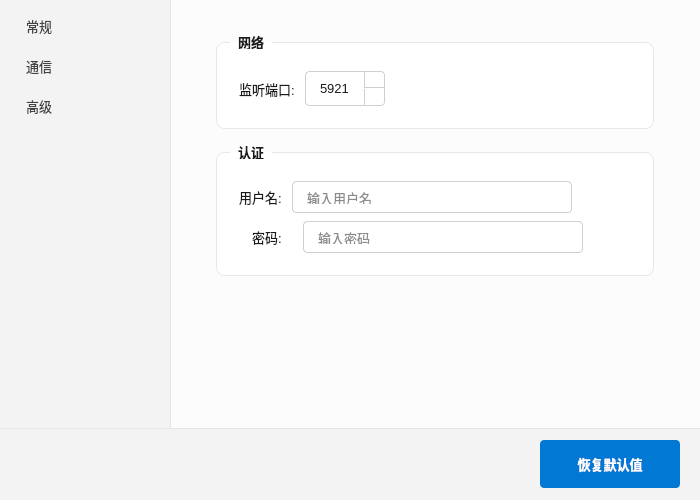
Old version of the form src/ui/settingsdialog.ui in the repository JiaYongChen/CrossRemoteDesktop.
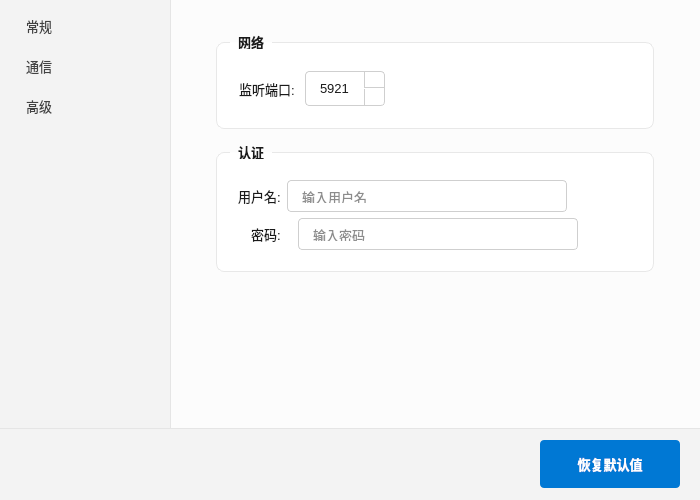
New version of the form. The open tabs and pages were chosen to show the change. Icons and pictures are not drawn.

Commit message: fix: 移除认证块 FormLayout 显式 margin，使用 QSS GroupBox 统一 padding

```diff
--- a/src/ui/settingsdialog.ui
+++ b/src/ui/settingsdialog.ui
@@ -702,24 +702,6 @@
                 <property name="labelAlignment">
                  <set>Qt::AlignRight|Qt::AlignTrailing|Qt::AlignVCenter</set>
                 </property>
-                <property name="horizontalSpacing">
-                 <number>10</number>
-                </property>
-                <property name="verticalSpacing">
-                 <number>8</number>
-                </property>
-                <property name="leftMargin">
-                 <number>10</number>
-                </property>
-                <property name="topMargin">
-                 <number>10</number>
-                </property>
-                <property name="rightMargin">
-                 <number>10</number>
-                </property>
-                <property name="bottomMargin">
-                 <number>10</number>
-                </property>
                 <item row="0" column="0">
                  <widget class="QLabel" name="usernameLabel">
                   <property name="text">
```
